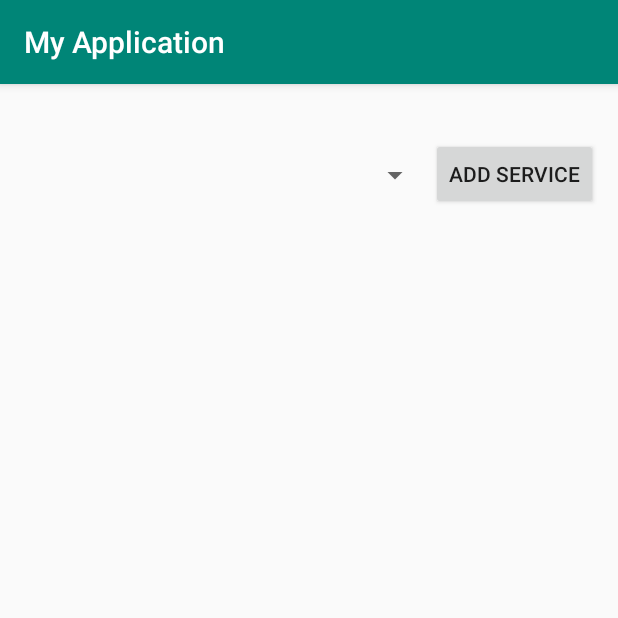
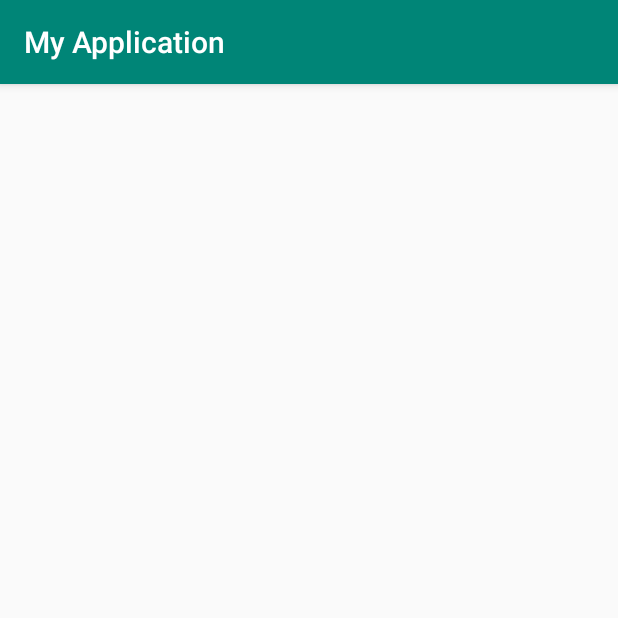
Before and after one commit to skaus37/Skip_the_Waiting_Room, an Android app: the EmployeeEditService screen opened directly, with no data from a screen before it, on a phone screen of 412 x 824 dp, the top half of it. Run offline under Robolectric (Android 15) with nearby library versions, the phone set to English and light mode, and no system bars; our stand-ins replace Firebase (no records; nobody signed in at launch, a user with empty details on screens opened directly).

Commit message:
clinic list

```diff
--- a/app/src/main/java/com/example/myapplication/EmployeeEditService.java
+++ b/app/src/main/java/com/example/myapplication/EmployeeEditService.java
@@ -26,19 +26,25 @@ public class EmployeeEditService extends AppCompatActivity {
     Spinner optionalService;
     String selectedService;
     FirebaseAuth mAuth;
-    FirebaseUser user = mAuth.getCurrentUser();
-    String email = user.getEmail();
+    FirebaseUser user;
+    ArrayList<String> serviceArray;
+    ListView serviceListView;
 
     @Override
     protected void onCreate(Bundle savedInstanceState) {
         super.onCreate(savedInstanceState);
         setContentView(R.layout.activity_employee_edit_service);
+        serviceListView = (ListView) findViewById(R.id.clincList);
+
         updateList();
+        employeeList();
     }
 
-    public void updateList(){
+    public void updateList() {
         FirebaseFirestore database = FirebaseFirestore.getInstance();
-        optionalService = findViewById(R.id.spinner);
+        FirebaseAuth mAuth;
+        mAuth = FirebaseAuth.getInstance();
+        FirebaseUser user = mAuth.getCurrentUser();
 
         database.collection("services").get().addOnCompleteListener((@NonNull Task<QuerySnapshot> task) -> {
             if (task.isSuccessful()) {
@@ -53,29 +59,39 @@ public class EmployeeEditService extends AppCompatActivity {
                 }
 
 
+                //instantiate custom adapter
+                ListServiceHandler adapter = new ListServiceHandler(accountArray, this);
+                ListView lView = (ListView) findViewById(R.id.serviceList);
+                //handle listview and assign adapter
 
-                ArrayAdapter<String> adapter = new ArrayAdapter<String>(this, android.R.layout.simple_spinner_item, accountArray);
-                adapter.setDropDownViewResource(android.R.layout.simple_spinner_dropdown_item);
-
-                optionalService.setAdapter(adapter);
+                lView.setAdapter(adapter);
             }
         });
     }
+    public void employeeList () {
+        FirebaseFirestore database = FirebaseFirestore.getInstance();
+        FirebaseAuth mAuth;
+        mAuth = FirebaseAuth.getInstance();
+        FirebaseUser user = mAuth.getCurrentUser();
+        String email = user.getEmail();
+        database.collection("users").document(email).collection("services").get().addOnCompleteListener((@NonNull Task<QuerySnapshot> task1) -> {
+            if (task1.isSuccessful()) {
+                String currentUser1;
+                serviceArray = new ArrayList<>();
+                //make it impossible for the admin to deleate admin account
+                for (QueryDocumentSnapshot document : task1.getResult()) {
+                    currentUser1 = document.getId();
+                    serviceArray.add(currentUser1);
 
 
-/*
-    public void addServiceButton(View view){
-        optionalService = findViewById(R.id.spinner);//i should probally just only do this once
-        selectedService = String.valueOf(optionalService.getSelectedItem());
+                }
+                ArrayAdapter<String> arrayAdapter = new ArrayAdapter<String>(this, android.R.layout.simple_list_item_1, serviceArray);
+                serviceListView.setAdapter(arrayAdapter);
 
-        //add selectedService to database
-        FirebaseFirestore database = FirebaseFirestore.getInstance();
-        database.collection("users").document(email).get().addOnCompleteListener((@NonNull Task<DocumentSnapshot> task) -> {
-            if (task.isSuccessful()) {
-                if()
+                    }
+                });
+            }
 
-            }
-        });
-        //call an update listView method
-    }*/
+
+
 }
--- a/app/src/main/java/com/example/myapplication/ListServiceHandler.java
+++ b/app/src/main/java/com/example/myapplication/ListServiceHandler.java
@@ -8,7 +8,6 @@ import android.content.Context;
 import android.content.Intent;
 import android.view.LayoutInflater;
 import android.view.View;
-
 import android.os.Bundle;
 import android.view.ViewGroup;
 import android.widget.BaseAdapter;
@@ -86,15 +85,15 @@ public class ListServiceHandler extends BaseAdapter implements ListAdapter {
                         database.collection("users").document(user.getEmail()).collection("services").document(nameService).set(docData);
 
 
-
                     }
                 });
-
 
 
                 //});
             }
         });
+
+
         return view;
 
     }
--- a/app/src/main/res/layout/activity_employee_edit_service.xml
+++ b/app/src/main/res/layout/activity_employee_edit_service.xml
@@ -6,31 +6,31 @@
     android:layout_height="match_parent"
     tools:context=".EmployeeEditService">
 
-    <Spinner
-        android:id="@+id/spinner"
-        android:layout_width="287dp"
-        android:layout_height="50dp"
-        android:layout_marginTop="36dp"
-        app:layout_constraintTop_toTopOf="parent"
-        tools:layout_editor_absoluteX="0dp" />
+    <ListView
+        android:id="@+id/clincList"
+        android:layout_width="match_parent"
+        android:layout_height="400dp"
+        android:layout_marginStart="32dp"
+        android:layout_marginTop="250dp"
+        android:layout_marginEnd="32dp"
+        android:layout_marginBottom="450dp"
+        app:layout_constraintBottom_toBottomOf="parent"
+        app:layout_constraintEnd_toEndOf="parent"
+        app:layout_constraintStart_toStartOf="parent"
+        app:layout_constraintTop_toTopOf="parent" />
 
     <ListView
         android:id="@+id/serviceList"
-        android:layout_width="376dp"
-        android:layout_height="522dp"
-        android:layout_marginTop="156dp"
+        android:layout_width="match_parent"
+        android:layout_height="300dp"
+        android:layout_marginStart="32dp"
+        android:layout_marginTop="500dp"
+        android:layout_marginEnd="32dp"
+        android:layout_marginBottom="50dp"
+        app:layout_constraintBottom_toBottomOf="parent"
         app:layout_constraintEnd_toEndOf="parent"
         app:layout_constraintHorizontal_bias="0.457"
         app:layout_constraintStart_toStartOf="parent"
         app:layout_constraintTop_toTopOf="parent" />
 
-    <Button
-        android:id="@+id/button"
-        android:layout_width="wrap_content"
-        android:layout_height="wrap_content"
-        android:layout_marginTop="36dp"
-        android:text="Add service"
-        app:layout_constraintStart_toEndOf="@+id/spinner"
-        app:layout_constraintTop_toTopOf="parent" />
-
 </androidx.constraintlayout.widget.ConstraintLayout>
```
